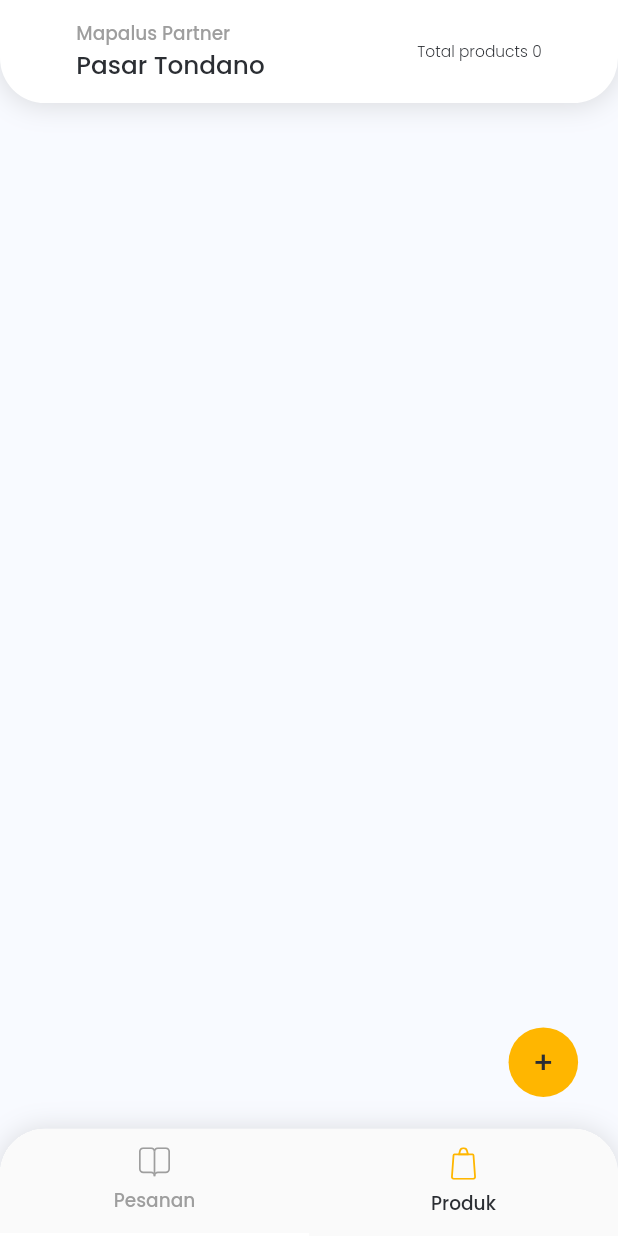
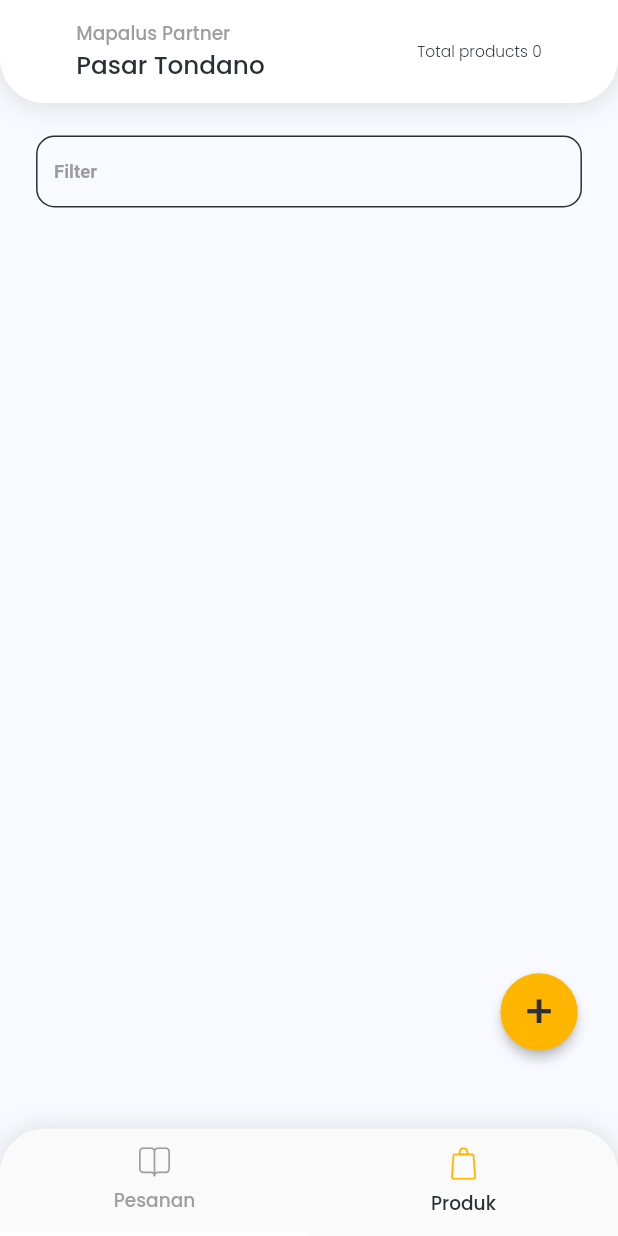
Before and after one commit to meimodev/mapalus_partner, a Flutter app: the HomeScreen screen opened by its route, after a tap on "Produk", on a phone screen of 412 x 824 dp. Run offline on Flutter 3.47's test engine with Material 2 defaults, Android fonts, the phone set to English and light mode, and no system bars; our stand-ins replace badges, carousel_slider, cloud_firestore, firebase_auth, firebase_core, firebase_messaging and 10 more; missing offline and left inert: flutter_dropdown, flutter_ringtone_player; accounts and stored records are empty; statements that could not run were skipped.

Commit message:
add empty order text, added product filtering by name/categories, added categories chips,

```diff
--- a/lib/app/modules/home/home_controller.dart
+++ b/lib/app/modules/home/home_controller.dart
@@ -1,4 +1,5 @@
 import 'package:firebase_messaging/firebase_messaging.dart';
+import 'package:flutter/widgets.dart';
 import 'package:get/get.dart';
 import 'package:mapalus_partner/data/models/order.dart';
 import 'package:mapalus_partner/data/models/partner.dart';
@@ -16,6 +17,9 @@ class HomeController extends GetxController {
 
   RxList<Order> orders = <Order>[].obs;
   RxList<Product> products = <Product>[].obs;
+  List<Product> _tempProducts = <Product>[];
+
+  TextEditingController tecProductFilter = TextEditingController();
 
   var isLoading = false.obs;
   var activeNavBottomIndex = 1.obs;
@@ -25,8 +29,13 @@ class HomeController extends GetxController {
   //TODO [OPTIMIZATION] use infinite scrolling implementation
 
   @override
+  void dispose() {
+    tecProductFilter.dispose();
+    super.dispose();
+  }
+
+  @override
   void onInit() {
-    // _initOrderNotifications();
     _initPartnerFCMToken();
     _initNewOrderListener();
     super.onInit();
@@ -42,10 +51,27 @@ class HomeController extends GetxController {
     _loadOrders();
   }
 
+  Future<void> onChangedProductFilter(String value) async {
+    if (value.isEmpty) {
+      products.value = List.of(_tempProducts);
+      return;
+    }
+
+    List<Product> pp = List.of(_tempProducts);
+    pp.retainWhere((element) {
+      var pName = element.name.trim().toLowerCase();
+      var pCategory = element.category.trim().toLowerCase();
+      var val = value.trim().toLowerCase();
+      return pName.contains(val) || pCategory.contains(val);
+    });
+    products.value = pp;
+  }
+
   _loadOrders() async {
     isLoading.value = true;
-    var _orders = await orderRepo.readAllOrders(0, 0);
-    orders.value = List<Order>.from(_orders.reversed);
+    var oo = await orderRepo.readAllOrders(0, 0);
+    tecProductFilter.text = '';
+    orders.value = List<Order>.from(oo);
 
     //show the list on screen
     isLoading.value = false;
@@ -55,11 +81,11 @@ class HomeController extends GetxController {
     isLoading.value = true;
     // await Future.delayed(1.seconds);
 
-    var _products = await productRepo.readProducts(0, 0);
-    var p = List<Product>.from(_products);
+    var pp = await productRepo.readProducts(0, 0);
+    var p = List<Product>.from(pp);
     p.sort((a, b) => a.name.toLowerCase().compareTo(b.name.toLowerCase()));
     products.value = List<Product>.from(p);
-
+    _tempProducts = List<Product>.of(products);
     //show the list on screen
     isLoading.value = false;
   }
@@ -78,9 +104,9 @@ class HomeController extends GetxController {
       partner.addNewToken(event);
       userRepo.firestore.updatePartner(partner);
     });
-    var _token = await FirebaseMessaging.instance.getToken();
-    if (_token != null && !partner.fcmToken.contains(_token)) {
-      partner.addNewToken(_token);
+    var token = await FirebaseMessaging.instance.getToken();
+    if (token != null && !partner.fcmToken.contains(token)) {
+      partner.addNewToken(token);
       userRepo.firestore.updatePartner(partner);
     }
   }
--- a/lib/app/modules/home/home_screen.dart
+++ b/lib/app/modules/home/home_screen.dart
@@ -124,7 +124,7 @@ class HomeScreen extends GetView<HomeController> {
           ),
           Positioned(
             right: Insets.medium.w,
-            bottom: 90.h,
+            bottom: 120.h,
             child: Obx(
               () => AnimatedSwitcher(
                 duration: 400.milliseconds,
@@ -133,19 +133,18 @@ class HomeScreen extends GetView<HomeController> {
                         color: Palette.primary,
                         shape: const CircleBorder(),
                         clipBehavior: Clip.hardEdge,
+                        elevation: 3,
                         child: InkWell(
                           onTap: controller.onPressedAddButton,
                           child: SizedBox(
-                            height: 45.h,
-                            width: 45.w,
+                            height: 50.h,
+                            width: 50.w,
                             child: Center(
                               child: Text(
                                 '+',
-                                style: Theme.of(context)
-                                    .textTheme
-                                    .bodyText1
-                                    ?.copyWith(
-                                      fontSize: 20.sp,
+                                style: TextStyle(
+                                  color: Palette.accent,
+                                  fontSize: 30.sp,
                                 ),
                               ),
                             ),
@@ -173,7 +172,8 @@ class HomeScreen extends GetView<HomeController> {
           SizedBox(height: Insets.small.h),
           Expanded(
             child: Obx(
-              () => ListView.builder(
+              () => controller.orders.isNotEmpty
+                  ? ListView.builder(
                       padding: EdgeInsets.only(bottom: Insets.large.h * 2),
                       addAutomaticKeepAlives: true,
                       physics: const BouncingScrollPhysics(),
@@ -190,6 +190,15 @@ class HomeScreen extends GetView<HomeController> {
                             });
                       },
                       itemCount: controller.orders.length,
+                    )
+                  : Center(
+                      child: Text(
+                        'No Order Yet',
+                        style: Theme.of(context).textTheme.bodyText1?.copyWith(
+                            color: Palette.accent,
+                            fontSize: 15.sp,
+                            fontWeight: FontWeight.bold),
+                      ),
                     ),
             ),
           ),
@@ -197,7 +206,56 @@ class HomeScreen extends GetView<HomeController> {
       );
     } else {
       return Obx(
-        () => ListView.builder(
+        () => Column(
+          children: [
+            Container(
+              padding: EdgeInsets.only(
+                left: Insets.medium.w,
+                right: Insets.medium.w,
+                bottom: Insets.medium.h,
+                top: Insets.medium.h,
+              ),
+              child: TextField(
+                controller: controller.tecProductFilter,
+                onChanged: controller.onChangedProductFilter,
+                style: TextStyle(
+                  fontWeight: FontWeight.bold,
+                  fontSize: 13.sp,
+                  color: Palette.accent,
+                ),
+                textInputAction: TextInputAction.done,
+                maxLines: 1,
+                decoration: InputDecoration(
+                  isDense: true,
+                  focusColor: Palette.primary,
+                  border: OutlineInputBorder(
+                    borderRadius: BorderRadius.circular(12.sp),
+                    borderSide: const BorderSide(
+                      color: Palette.primary,
+                    ),
+                  ),
+                  enabledBorder: OutlineInputBorder(
+                    borderRadius: BorderRadius.circular(12.sp),
+                    borderSide: const BorderSide(
+                      color: Palette.accent,
+                    ),
+                  ),
+                  focusedBorder: OutlineInputBorder(
+                    borderRadius: BorderRadius.circular(12.sp),
+                    borderSide: const BorderSide(
+                      color: Palette.primary,
+                    ),
+                  ),
+                  labelText: "Filter",
+                  labelStyle: TextStyle(
+                    fontSize: 12.sp,
+                    color: Colors.grey,
+                  ),
+                ),
+              ),
+            ),
+            Expanded(
+              child: ListView.builder(
                 padding: EdgeInsets.only(bottom: Insets.large.h * 2),
                 addAutomaticKeepAlives: true,
                 physics: const BouncingScrollPhysics(),
@@ -214,6 +272,9 @@ class HomeScreen extends GetView<HomeController> {
                       });
                 },
                 itemCount: controller.products.length,
+              ),
+            ),
+          ],
         ),
       );
     }
--- a/lib/data/models/order.dart
+++ b/lib/data/models/order.dart
@@ -43,6 +43,7 @@ class Order {
   Order.fromMap(Map<String, dynamic> data)
       :
         // deliveryInfo = DeliveryInfo.fromMap(data['delivery_info']),
+
         id = data['id'],
         orderInfo = OrderInfo.fromMap(data['order_info']),
         status = OrderStatus.values.firstWhere(
```
Also changed, not shown: lib/app/widgets/card_product.dart (+78 -18 lines). Lines whose indentation alone changed are shown as unchanged.
